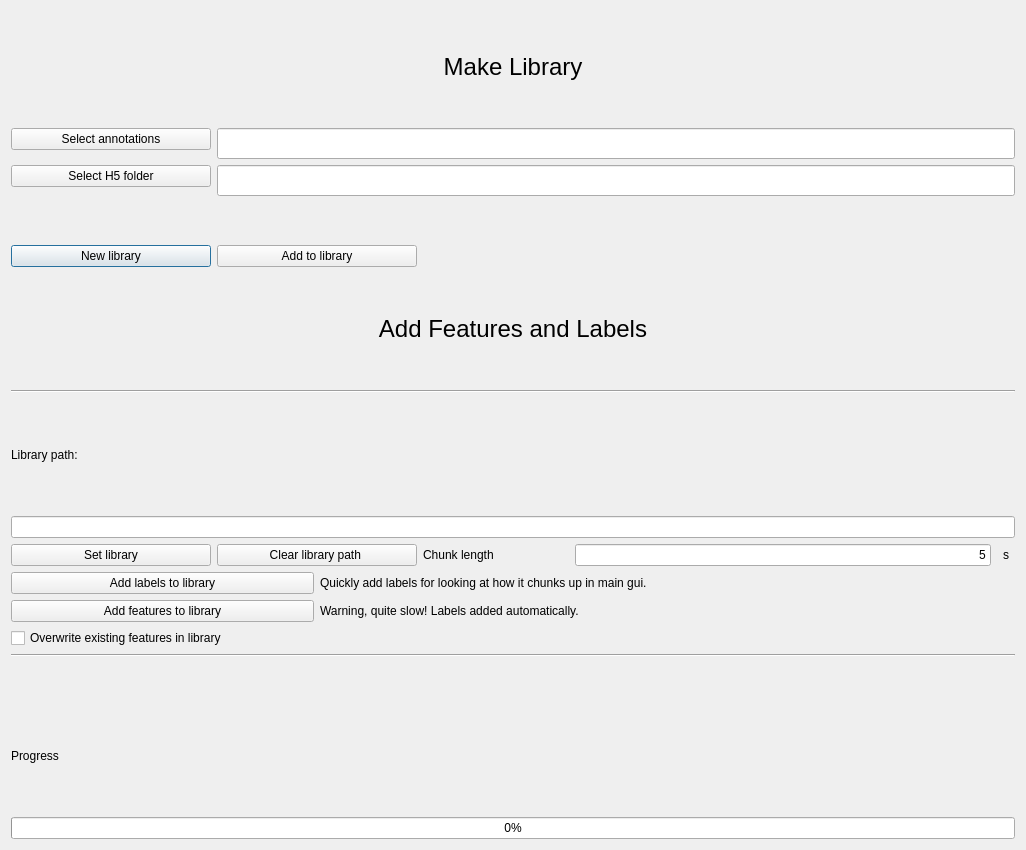
Before: the Qt Designer form pyecog/visualisation/library_window.ui in jcornford/pyecog, drawn with Qt 5.
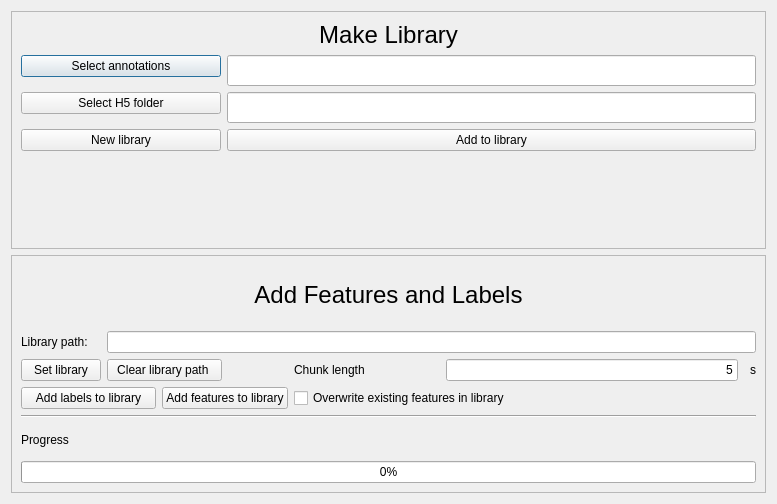
After: the same form once the commit is applied.

Commit message: UI updates for low resolution screens

What changed in the file:
```diff
--- a/pyecog/visualisation/library_window.ui
+++ b/pyecog/visualisation/library_window.ui
@@ -6,20 +6,20 @@
    <rect>
     <x>0</x>
     <y>0</y>
-    <width>1026</width>
-    <height>850</height>
+    <width>777</width>
+    <height>504</height>
    </rect>
   </property>
   <property name="sizePolicy">
-   <sizepolicy hsizetype="MinimumExpanding" vsizetype="Fixed">
+   <sizepolicy hsizetype="Fixed" vsizetype="Fixed">
     <horstretch>0</horstretch>
     <verstretch>0</verstretch>
    </sizepolicy>
   </property>
-  <property name="minimumSize">
+  <property name="maximumSize">
    <size>
-    <width>790</width>
-    <height>833</height>
+    <width>777</width>
+    <height>504</height>
    </size>
   </property>
   <property name="font">
@@ -36,7 +36,90 @@
   <property name="modal">
    <bool>false</bool>
   </property>
-  <layout class="QGridLayout" name="gridLayout_2">
+  <layout class="QGridLayout" name="gridLayout_3">
+   <item row="0" column="0">
+    <widget class="QFrame" name="frame">
+     <property name="frameShape">
+      <enum>QFrame::StyledPanel</enum>
+     </property>
+     <property name="frameShadow">
+      <enum>QFrame::Plain</enum>
+     </property>
+     <layout class="QFormLayout" name="formLayout_2">
+      <item row="0" column="0" colspan="2">
+       <widget class="QLabel" name="label_5">
+        <property name="font">
+         <font>
+          <pointsize>18</pointsize>
+         </font>
+        </property>
+        <property name="text">
+         <string>Make Library</string>
+        </property>
+        <property name="alignment">
+         <set>Qt::AlignCenter</set>
+        </property>
+        <property name="indent">
+         <number>-1</number>
+        </property>
+       </widget>
+      </item>
+      <item row="1" column="0" colspan="2">
+       <layout class="QFormLayout" name="formLayout">
+        <item row="0" column="0">
+         <widget class="QPushButton" name="select_annotations">
+          <property name="minimumSize">
+           <size>
+            <width>200</width>
+            <height>0</height>
+           </size>
+          </property>
+          <property name="text">
+           <string>Select annotations</string>
+          </property>
+         </widget>
+        </item>
+        <item row="0" column="1">
+         <widget class="QLineEdit" name="annotations_display">
+          <property name="minimumSize">
+           <size>
+            <width>0</width>
+            <height>31</height>
+           </size>
+          </property>
+          <property name="dragEnabled">
+           <bool>true</bool>
+          </property>
+          <property name="readOnly">
+           <bool>true</bool>
+          </property>
+         </widget>
+        </item>
+        <item row="1" column="0">
+         <widget class="QPushButton" name="select_h5_folder">
+          <property name="minimumSize">
+           <size>
+            <width>200</width>
+            <height>0</height>
+           </size>
+          </property>
+          <property name="text">
+           <string>Select H5 folder</string>
+          </property>
+         </widget>
+        </item>
+        <item row="1" column="1">
+         <widget class="QLineEdit" name="h5_folder_display">
+          <property name="minimumSize">
+           <size>
+            <width>0</width>
+            <height>31</height>
+           </size>
+          </property>
+         </widget>
+        </item>
+       </layout>
+      </item>
    <item row="2" column="0">
     <widget class="QPushButton" name="new_library">
      <property name="minimumSize">
@@ -50,27 +133,138 @@
      </property>
     </widget>
    </item>
-   <item row="11" column="0" colspan="5">
-    <widget class="Line" name="line_3">
-     <property name="sizePolicy">
-      <sizepolicy hsizetype="Preferred" vsizetype="Fixed">
-       <horstretch>0</horstretch>
-       <verstretch>0</verstretch>
-      </sizepolicy>
-     </property>
-     <property name="orientation">
-      <enum>Qt::Horizontal</enum>
+      <item row="2" column="1">
+       <widget class="QPushButton" name="add_to_library">
+        <property name="minimumSize">
+         <size>
+          <width>200</width>
+          <height>0</height>
+         </size>
+        </property>
+        <property name="text">
+         <string>Add to library</string>
      </property>
     </widget>
    </item>
-   <item row="5" column="0" colspan="5">
+     </layout>
+    </widget>
+   </item>
+   <item row="1" column="0">
+    <widget class="QFrame" name="frame_2">
+     <property name="frameShape">
+      <enum>QFrame::StyledPanel</enum>
+     </property>
+     <property name="frameShadow">
+      <enum>QFrame::Plain</enum>
+     </property>
+     <layout class="QGridLayout" name="gridLayout_2">
+      <item row="0" column="0" colspan="6">
+       <widget class="QLabel" name="label_6">
+        <property name="font">
+         <font>
+          <pointsize>18</pointsize>
+         </font>
+        </property>
+        <property name="text">
+         <string>Add Features and Labels</string>
+        </property>
+        <property name="alignment">
+         <set>Qt::AlignCenter</set>
+        </property>
+        <property name="indent">
+         <number>-1</number>
+        </property>
+       </widget>
+      </item>
+      <item row="1" column="0" colspan="2">
     <widget class="QLabel" name="label">
      <property name="text">
       <string>Library path:</string>
      </property>
     </widget>
    </item>
-   <item row="14" column="0" colspan="5">
+      <item row="1" column="2" colspan="4">
+       <widget class="QLineEdit" name="library_path_display">
+        <property name="readOnly">
+         <bool>true</bool>
+        </property>
+       </widget>
+      </item>
+      <item row="2" column="0" colspan="2">
+       <widget class="QPushButton" name="set_library">
+        <property name="text">
+         <string>Set library</string>
+        </property>
+       </widget>
+      </item>
+      <item row="2" column="2" colspan="2">
+       <widget class="QPushButton" name="clear_library">
+        <property name="text">
+         <string>Clear library path </string>
+        </property>
+       </widget>
+      </item>
+      <item row="4" column="0" colspan="3">
+       <widget class="QPushButton" name="add_labels">
+        <property name="toolTip">
+         <string>Quickly add labels for looking at how it chunks up in main gui.</string>
+        </property>
+        <property name="text">
+         <string>Add labels to library</string>
+        </property>
+       </widget>
+      </item>
+      <item row="4" column="3" colspan="2">
+       <widget class="QPushButton" name="add_features">
+        <property name="toolTip">
+         <string>Warning, quite slow! Labels added automatically.</string>
+        </property>
+        <property name="text">
+         <string>Add features to library</string>
+        </property>
+       </widget>
+      </item>
+      <item row="4" column="5">
+       <widget class="QCheckBox" name="overwrite_box">
+        <property name="text">
+         <string>Overwrite existing features in library</string>
+        </property>
+       </widget>
+      </item>
+      <item row="5" column="0" colspan="6">
+       <widget class="Line" name="line_3">
+        <property name="sizePolicy">
+         <sizepolicy hsizetype="Preferred" vsizetype="Fixed">
+          <horstretch>0</horstretch>
+          <verstretch>0</verstretch>
+         </sizepolicy>
+        </property>
+        <property name="orientation">
+         <enum>Qt::Horizontal</enum>
+        </property>
+       </widget>
+      </item>
+      <item row="6" column="0">
+       <widget class="QLabel" name="progressBar_lable_above1">
+        <property name="text">
+         <string>Progress</string>
+        </property>
+       </widget>
+      </item>
+      <item row="6" column="1" colspan="5">
+       <widget class="QLabel" name="progressBar_label_above2">
+        <property name="maximumSize">
+         <size>
+          <width>16777215</width>
+          <height>31</height>
+         </size>
+        </property>
+        <property name="text">
+         <string/>
+        </property>
+       </widget>
+      </item>
+      <item row="7" column="0" colspan="6">
     <widget class="QProgressBar" name="progressBar">
      <property name="value">
       <number>0</number>
@@ -80,32 +274,7 @@
      </property>
     </widget>
    </item>
-   <item row="0" column="0" colspan="5">
-    <widget class="QLabel" name="label_5">
-     <property name="font">
-      <font>
-       <pointsize>18</pointsize>
-      </font>
-     </property>
-     <property name="text">
-      <string>Make Library</string>
-     </property>
-     <property name="alignment">
-      <set>Qt::AlignCenter</set>
-     </property>
-     <property name="indent">
-      <number>-1</number>
-     </property>
-    </widget>
-   </item>
-   <item row="9" column="2" colspan="3">
-    <widget class="QLabel" name="label_7">
-     <property name="text">
-      <string>Warning, quite slow! Labels added automatically.</string>
-     </property>
-    </widget>
-   </item>
-   <item row="7" column="3">
+      <item row="2" column="5">
     <layout class="QGridLayout" name="gridLayout" rowstretch="0">
      <property name="sizeConstraint">
       <enum>QLayout::SetMinimumSize</enum>
@@ -199,174 +368,8 @@
      </item>
     </layout>
    </item>
-   <item row="3" column="0" colspan="5">
-    <widget class="QLabel" name="label_6">
-     <property name="font">
-      <font>
-       <pointsize>18</pointsize>
-      </font>
-     </property>
-     <property name="text">
-      <string>Add Features and Labels</string>
-     </property>
-     <property name="alignment">
-      <set>Qt::AlignCenter</set>
-     </property>
-     <property name="indent">
-      <number>-1</number>
-     </property>
-    </widget>
-   </item>
-   <item row="8" column="0" colspan="2">
-    <widget class="QPushButton" name="add_labels">
-     <property name="text">
-      <string>Add labels to library</string>
-     </property>
-    </widget>
-   </item>
-   <item row="13" column="0" colspan="5">
-    <widget class="QLabel" name="progressBar_lable_above1">
-     <property name="text">
-      <string>Progress</string>
-     </property>
-    </widget>
-   </item>
-   <item row="10" column="0" colspan="5">
-    <widget class="QCheckBox" name="overwrite_box">
-     <property name="text">
-      <string>Overwrite existing features in library</string>
-     </property>
-    </widget>
-   </item>
-   <item row="6" column="0" colspan="5">
-    <widget class="QLineEdit" name="library_path_display">
-     <property name="minimumSize">
-      <size>
-       <width>500</width>
-       <height>0</height>
-      </size>
-     </property>
-     <property name="readOnly">
-      <bool>true</bool>
-     </property>
-    </widget>
-   </item>
-   <item row="7" column="0">
-    <widget class="QPushButton" name="set_library">
-     <property name="text">
-      <string>Set library</string>
-     </property>
-    </widget>
-   </item>
-   <item row="8" column="2" colspan="3">
-    <widget class="QLabel" name="label_4">
-     <property name="text">
-      <string>Quickly add labels for looking at how it chunks up in main gui.</string>
-     </property>
-    </widget>
-   </item>
-   <item row="4" column="0" colspan="5">
-    <widget class="Line" name="line_2">
-     <property name="orientation">
-      <enum>Qt::Horizontal</enum>
-     </property>
-    </widget>
-   </item>
-   <item row="9" column="0" colspan="2">
-    <widget class="QPushButton" name="add_features">
-     <property name="text">
-      <string>Add features to library</string>
-     </property>
-    </widget>
-   </item>
-   <item row="7" column="1" colspan="2">
-    <widget class="QPushButton" name="clear_library">
-     <property name="text">
-      <string>Clear library path </string>
-     </property>
-    </widget>
-   </item>
-   <item row="12" column="2">
-    <widget class="QLabel" name="progressBar_label_above2">
-     <property name="maximumSize">
-      <size>
-       <width>16777215</width>
-       <height>31</height>
-      </size>
-     </property>
-     <property name="text">
-      <string/>
-     </property>
-    </widget>
-   </item>
-   <item row="2" column="1" colspan="2">
-    <widget class="QPushButton" name="add_to_library">
-     <property name="minimumSize">
-      <size>
-       <width>200</width>
-       <height>0</height>
-      </size>
-     </property>
-     <property name="text">
-      <string>Add to library</string>
-     </property>
-    </widget>
-   </item>
-   <item row="1" column="0" colspan="5">
-    <layout class="QFormLayout" name="formLayout">
-     <item row="0" column="0">
-      <widget class="QPushButton" name="select_annotations">
-       <property name="minimumSize">
-        <size>
-         <width>200</width>
-         <height>0</height>
-        </size>
-       </property>
-       <property name="text">
-        <string>Select annotations</string>
-       </property>
-      </widget>
-     </item>
-     <item row="0" column="1">
-      <widget class="QLineEdit" name="annotations_display">
-       <property name="minimumSize">
-        <size>
-         <width>0</width>
-         <height>31</height>
-        </size>
-       </property>
-       <property name="dragEnabled">
-        <bool>true</bool>
-       </property>
-       <property name="readOnly">
-        <bool>true</bool>
-       </property>
-      </widget>
-     </item>
-     <item row="1" column="0">
-      <widget class="QPushButton" name="select_h5_folder">
-       <property name="minimumSize">
-        <size>
-         <width>200</width>
-         <height>0</height>
-        </size>
-       </property>
-       <property name="text">
-        <string>Select H5 folder</string>
-       </property>
-      </widget>
-     </item>
-     <item row="1" column="1">
-      <widget class="QLineEdit" name="h5_folder_display">
-       <property name="minimumSize">
-        <size>
-         <width>0</width>
-         <height>31</height>
-        </size>
-       </property>
-      </widget>
-     </item>
-    </layout>
+     </layout>
+    </widget>
    </item>
   </layout>
  </widget>
```
Lines whose indentation alone changed are shown as unchanged. The commit also changes 5 other files.
